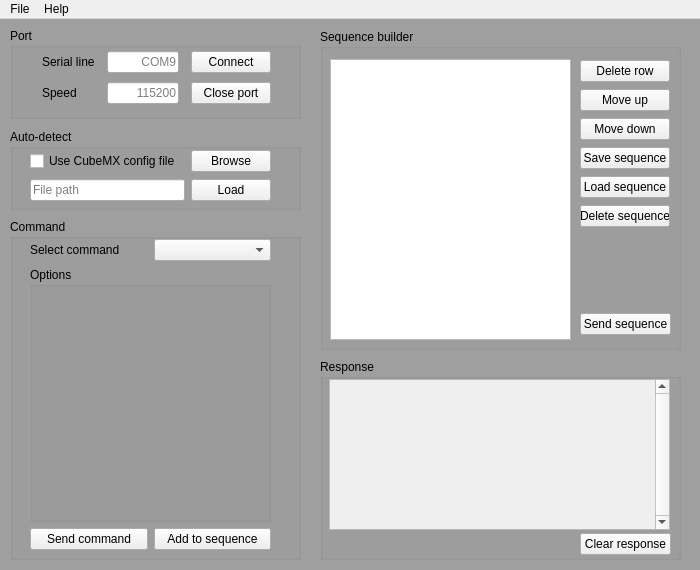
AdamStork/dipterv, file pyQt/stm_gui.ui: the form before one commit.
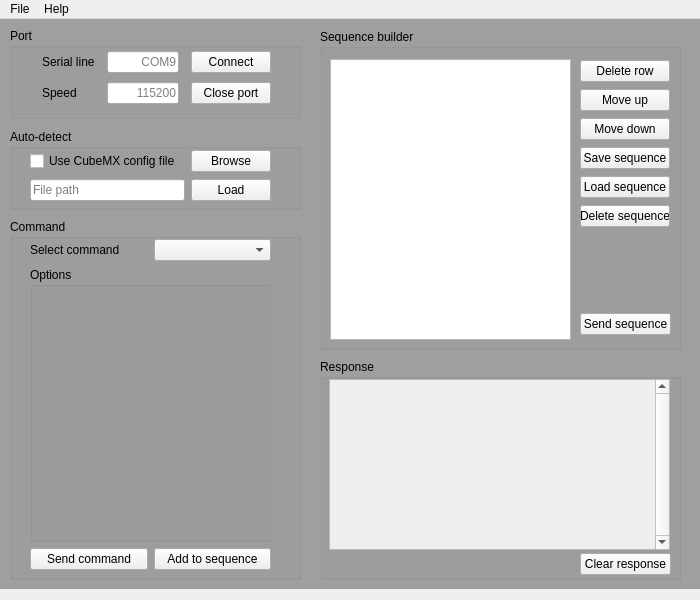
The form after the commit.

Commit message: USART GUI options updated: mode handling

Patch:
```diff
--- a/pyQt/stm_gui.ui
+++ b/pyQt/stm_gui.ui
@@ -7,7 +7,7 @@
     <x>0</x>
     <y>0</y>
     <width>700</width>
-    <height>570</height>
+    <height>600</height>
    </rect>
   </property>
   <property name="sizePolicy">
@@ -19,13 +19,13 @@
   <property name="minimumSize">
    <size>
     <width>700</width>
-    <height>570</height>
+    <height>600</height>
    </size>
   </property>
   <property name="maximumSize">
    <size>
     <width>700</width>
-    <height>570</height>
+    <height>600</height>
    </size>
   </property>
   <property name="windowTitle">
@@ -165,7 +165,7 @@
       <x>10</x>
       <y>200</y>
       <width>291</width>
-      <height>341</height>
+      <height>361</height>
      </rect>
     </property>
     <property name="title">
@@ -177,7 +177,7 @@
        <x>20</x>
        <y>20</y>
        <width>241</width>
-       <height>311</height>
+       <height>331</height>
       </rect>
      </property>
      <layout class="QGridLayout" name="cmd_layout">
@@ -231,7 +231,7 @@
            <x>10</x>
            <y>20</y>
            <width>211</width>
-           <height>231</height>
+           <height>251</height>
           </rect>
          </property>
          <layout class="QGridLayout" name="options_layout"/>
@@ -254,7 +254,7 @@
       <x>320</x>
       <y>340</y>
       <width>361</width>
-      <height>201</height>
+      <height>221</height>
      </rect>
     </property>
     <property name="title">
@@ -266,7 +266,7 @@
        <x>9</x>
        <y>20</y>
        <width>341</width>
-       <height>151</height>
+       <height>171</height>
       </rect>
      </property>
      <property name="verticalScrollBarPolicy">
@@ -284,7 +284,7 @@
         <x>0</x>
         <y>0</y>
         <width>322</width>
-        <height>149</height>
+        <height>169</height>
        </rect>
       </property>
       <widget class="QWidget" name="verticalLayoutWidget">
@@ -293,7 +293,7 @@
          <x>10</x>
          <y>9</y>
          <width>311</width>
-         <height>131</height>
+         <height>151</height>
         </rect>
        </property>
        <layout class="QVBoxLayout" name="scroll_layout">
@@ -308,7 +308,7 @@
      <property name="geometry">
       <rect>
        <x>260</x>
-       <y>170</y>
+       <y>190</y>
        <width>91</width>
        <height>31</height>
       </rect>
```
The commit also changes 6 other files.
